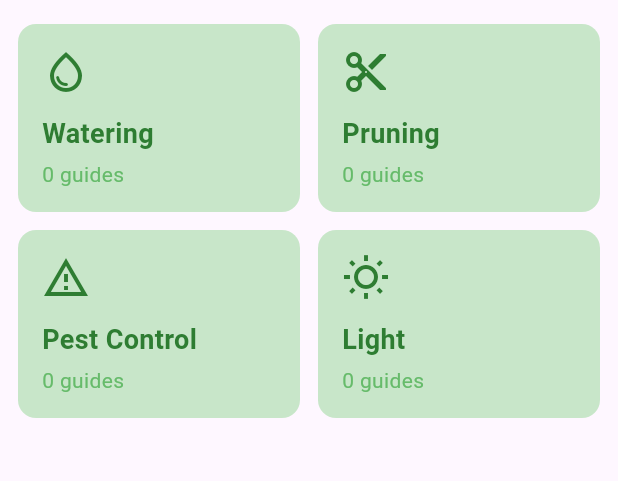
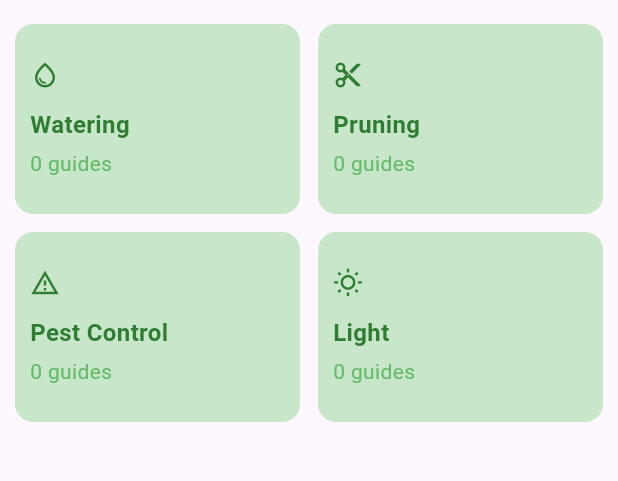
Before and after one commit to escape2005/Plant-Care-App, a Flutter app: the GuidesPage screen opened directly, on a phone screen of 412 x 824 dp, the part 75-556 px from its top. Run offline on Flutter 3.47's test engine with Material 3 defaults, Android fonts, the phone set to English and light mode, and no system bars; our stand-ins replace supabase_flutter, table_calendar; accounts and stored records are empty.

Commit message:
Update guides_page.dart

```diff
--- a/plant_care_app/lib/pages/guides/guides_page.dart
+++ b/plant_care_app/lib/pages/guides/guides_page.dart
@@ -80,7 +80,7 @@ class GuidesPage extends StatelessWidget {
               ),
               Expanded(
                 child: Padding(
-                  padding: const EdgeInsets.symmetric(horizontal: 12.0),
+                  padding: const EdgeInsets.symmetric(horizontal: 10.0),
                   child: GridView.builder(
                     gridDelegate: const SliverGridDelegateWithFixedCrossAxisCount(
                       crossAxisCount: 2,
@@ -105,7 +105,7 @@ class GuidesPage extends StatelessWidget {
                             color: category.color,
                             borderRadius: BorderRadius.circular(12),
                           ),
-                          padding: const EdgeInsets.all(16),
+                          padding: const EdgeInsets.all(10),
                           child: Column(
                             crossAxisAlignment: CrossAxisAlignment.start,
                             mainAxisAlignment: MainAxisAlignment.center,
@@ -113,13 +113,13 @@ class GuidesPage extends StatelessWidget {
                               Icon(
                                 category.icon,
                                 color: category.textColor,
-                                size: 32,
+                                size: 20,
                               ),
                               const SizedBox(height: 12),
                               Text(
                                 category.title,
                                 style: TextStyle(
-                                  fontSize: 18,
+                                  fontSize: 16,
                                   fontWeight: FontWeight.bold,
                                   color: category.textColor,
                                 ),
```
